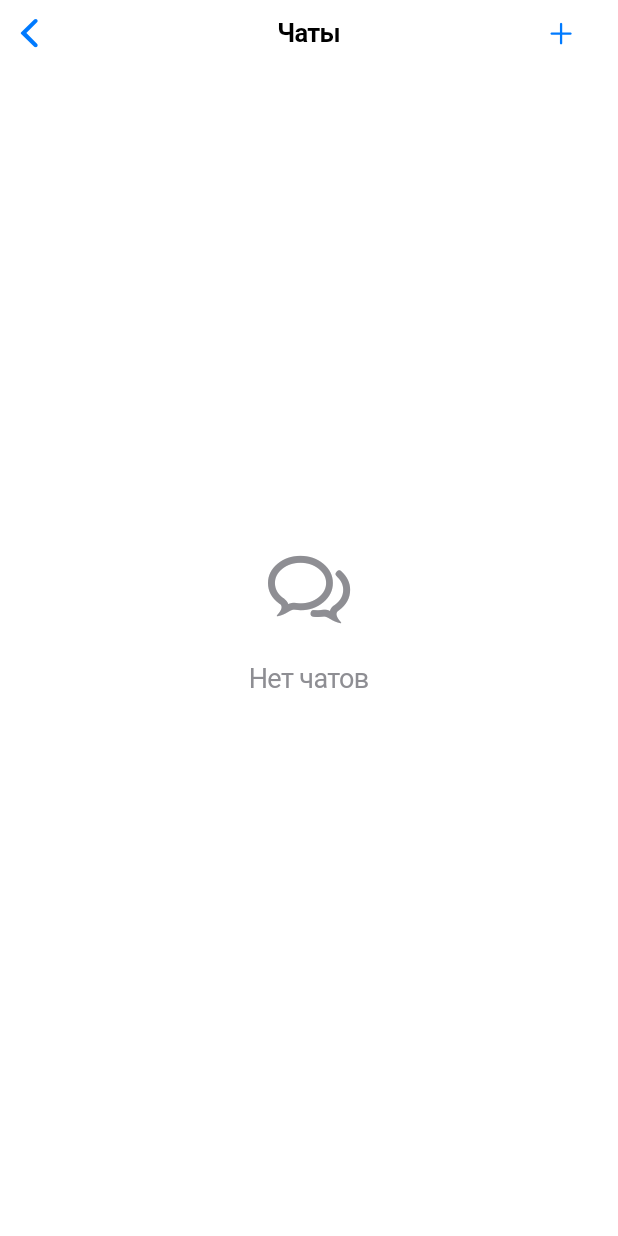
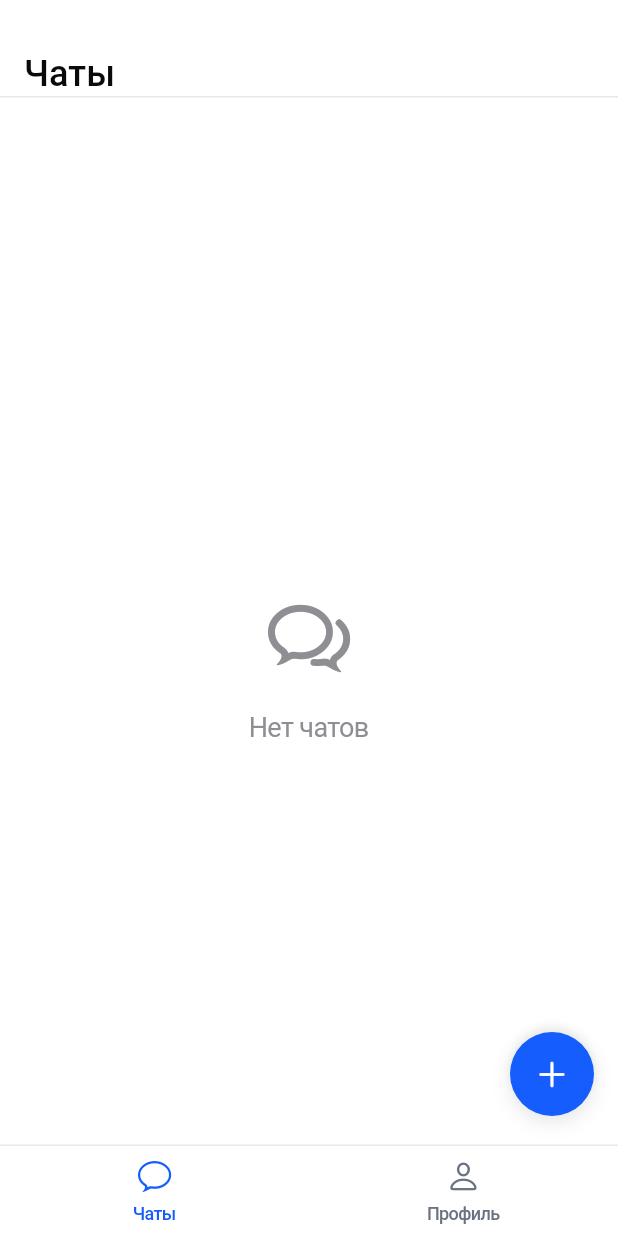
Before and after one commit to RuslanTsitser/repeat_tutor, a Flutter app: the ChatListScreen screen opened by its route, on a phone screen of 412 x 824 dp. Run offline on Flutter 3.47's test engine with Material 3 defaults, Android fonts, the phone set to English and light mode, and no system bars; our stand-ins replace auto_route, dio, drift, flutter_riverpod, package_info_plus, permission_handler and 3 more; missing offline and left inert: ab_test_service, apphud, flutter_webrtc, markdown_widget, record, sqlite3; accounts and stored records are empty; generated files the repository leaves out were written again.

Commit message:
feat(chat): redesign chat list screen with improved UI and navigation
- Refactored the layout of the chat list screen to include a bottom navigation bar and a floating action button for creating new chats.
- Enhanced the chat item display to show the chat title with language and difficulty level, improving clarity and user experience.
- Updated the empty state display for chats to provide a more engaging user interface.
- Introduced a new bottom navigation component for better navigation between chat and profile sections.

```diff
--- a/lib/features/chats/presentation/chat_list_screen.dart
+++ b/lib/features/chats/presentation/chat_list_screen.dart
@@ -2,8 +2,8 @@ import 'package:auto_route/auto_route.dart';
 import 'package:flutter/cupertino.dart';
 import 'package:flutter/material.dart';
 import 'package:flutter_riverpod/flutter_riverpod.dart';
-import 'package:intl/intl.dart';
 
+import '../../../core/domain/enums/difficulty_level.dart';
 import '../../../core/domain/models/chat.dart';
 import '../../../infrastructure/state_managers.dart';
 import '../../../infrastructure/use_case.dart';
@@ -16,15 +16,52 @@ class ChatListScreen extends ConsumerWidget {
   @override
   Widget build(BuildContext context, WidgetRef ref) {
     return CupertinoPageScaffold(
-      navigationBar: CupertinoNavigationBar(
-        middle: const Text('Чаты'),
-        trailing: CupertinoButton(
+      child: SafeArea(
+        child: Stack(
+          children: [
+            const _Body(),
+            Positioned(
+              right: 16,
+              bottom: 80,
+              child: CupertinoButton(
                 padding: EdgeInsets.zero,
                 onPressed: () => ref.read(createChatUseCaseProvider).execute(),
-          child: const Icon(CupertinoIcons.add),
+                child: Container(
+                  width: 56,
+                  height: 56,
+                  decoration: BoxDecoration(
+                    color: const Color(0xFF155DFC),
+                    borderRadius: BorderRadius.circular(28),
+                    boxShadow: [
+                      BoxShadow(
+                        color: Colors.black.withValues(alpha: 0.1),
+                        blurRadius: 10,
+                        offset: const Offset(0, 4),
+                      ),
+                      BoxShadow(
+                        color: Colors.black.withValues(alpha: 0.06),
+                        blurRadius: 4,
+                        offset: const Offset(0, -4),
+                      ),
+                    ],
+                  ),
+                  child: const Icon(
+                    CupertinoIcons.add,
+                    color: CupertinoColors.white,
+                    size: 24,
                   ),
                 ),
-      child: const _Body(),
+              ),
+            ),
+            const Positioned(
+              left: 0,
+              right: 0,
+              bottom: 0,
+              child: _BottomNavigation(),
+            ),
+          ],
+        ),
+      ),
     );
   }
 }
@@ -74,8 +111,37 @@ class _Body extends ConsumerWidget {
       );
     }
 
-    if (chats.isEmpty) {
-      return const Center(
+    return Column(
+      children: [
+        Container(
+          height: 65,
+          padding: const EdgeInsets.only(left: 16, right: 16, top: 16),
+          decoration: const BoxDecoration(
+            color: CupertinoColors.white,
+            border: Border(
+              bottom: BorderSide(
+                color: Color(0xFFE5E7EB),
+                width: 1,
+              ),
+            ),
+          ),
+          child: const Align(
+            alignment: Alignment.bottomLeft,
+            child: Text(
+              'Чаты',
+              style: TextStyle(
+                fontSize: 24,
+                fontWeight: FontWeight.w500,
+                color: Color(0xFF0A0A0A),
+                letterSpacing: 0.0703,
+                height: 32 / 24,
+              ),
+            ),
+          ),
+        ),
+        Expanded(
+          child: chats.isEmpty
+              ? const Center(
                   child: Column(
                     mainAxisAlignment: MainAxisAlignment.center,
                     children: [
@@ -94,20 +160,28 @@ class _Body extends ConsumerWidget {
                       ),
                     ],
                   ),
-      );
-    }
-
-    return ListView.builder(
+                )
+              : ListView.separated(
+                  padding: const EdgeInsets.only(bottom: 141),
                   itemCount: chats.length,
+                  separatorBuilder: (context, index) => const Divider(
+                    height: 1,
+                    color: Color(0xFFE5E7EB),
+                  ),
                   itemBuilder: (context, index) {
                     final chat = chats[index];
                     return _ChatListItem(
                       chat: chat,
-          onTap: () => ref.read(openChatUseCaseProvider).execute(chat),
-          onDeletePressed: () =>
-              ref.read(deleteChatUseCaseProvider).execute(chat.chatId),
+                      onTap: () =>
+                          ref.read(openChatUseCaseProvider).execute(chat),
+                      onDeletePressed: () => ref
+                          .read(deleteChatUseCaseProvider)
+                          .execute(chat.chatId),
                     );
                   },
+                ),
+        ),
+      ],
     );
   }
 }
@@ -122,6 +196,23 @@ class _ChatListItem extends StatelessWidget {
   final VoidCallback onTap;
   final VoidCallback onDeletePressed;
 
+  String _getLevelLabel(DifficultyLevel level) {
+    switch (level) {
+      case DifficultyLevel.beginner:
+        return 'A1';
+      case DifficultyLevel.intermediate:
+        return 'A2';
+      case DifficultyLevel.advanced:
+        return 'A3';
+    }
+  }
+
+  String _getChatTitle() {
+    final language = chat.chatLanguage.localizedName;
+    final level = _getLevelLabel(chat.level);
+    return '$language $level – ${chat.topic}';
+  }
+
   @override
   Widget build(BuildContext context) {
     return CupertinoContextMenu.builder(
@@ -135,54 +226,130 @@ class _ChatListItem extends StatelessWidget {
           child: const Text('Delete'),
         ),
       ],
-      builder: (context, animation) => DecoratedBox(
-        decoration: BoxDecoration(
-          color: CupertinoColors.systemBackground,
-          borderRadius: BorderRadius.circular(10),
+      builder: (context, animation) => CupertinoButton(
+        padding: EdgeInsets.zero,
+        onPressed: onTap,
+        child: Container(
+          height: 81,
+          padding: const EdgeInsets.only(left: 16, top: 16),
+          decoration: const BoxDecoration(
+            borderRadius: BorderRadius.all(Radius.circular(16)),
+            color: CupertinoColors.white,
           ),
-        child: Padding(
-          padding: const EdgeInsets.symmetric(vertical: 4),
-          child: SizedBox(
-            height: 45,
-            child: CupertinoListTile(
-              leading: CircleAvatar(
-                radius: 20,
-                backgroundColor: CupertinoColors.systemGrey4,
-                child: Text(
-                  chat.topic.isEmpty ? '?' : chat.topic[0].toUpperCase(),
+          child: Column(
+            crossAxisAlignment: CrossAxisAlignment.start,
+            children: [
+              Text(
+                _getChatTitle(),
                 style: const TextStyle(
-                    color: CupertinoColors.systemGrey,
-                    fontWeight: FontWeight.w600,
+                  fontSize: 16,
+                  fontWeight: FontWeight.w500,
+                  color: Color(0xFF101828),
+                  letterSpacing: -0.3125,
+                  height: 24 / 16,
                 ),
               ),
-              ),
-              title: Text(
-                chat.topic,
+              const SizedBox(height: 4),
+              Expanded(
+                child: Align(
+                  alignment: Alignment.topLeft,
+                  child: Text(
+                    chat.lastMessage?.text ?? '',
                     style: const TextStyle(
-                  fontWeight: FontWeight.w600,
-                ),
-              ),
-              subtitle: Text(
-                chat.chatLanguage.localizedName,
-                style: const TextStyle(
-                  color: CupertinoColors.systemGrey,
                       fontSize: 14,
+                      fontWeight: FontWeight.w500,
+                      color: Color(0xFF4A5565),
+                      letterSpacing: -0.1504,
+                      height: 20 / 14,
                     ),
                     maxLines: 1,
                     overflow: TextOverflow.ellipsis,
                   ),
-              trailing: Text(
-                '${DateFormat('dd.MM.yyyy').format(chat.createdAt)}\n${DateFormat('HH:mm').format(chat.createdAt)}',
-                style: const TextStyle(
-                  color: CupertinoColors.systemGrey,
-                  fontSize: 12,
                 ),
               ),
-              onTap: onTap,
-            ),
+            ],
           ),
         ),
       ),
     );
   }
 }
+
+class _BottomNavigation extends StatelessWidget {
+  const _BottomNavigation();
+
+  @override
+  Widget build(BuildContext context) {
+    return Container(
+      height: 61,
+      decoration: const BoxDecoration(
+        color: CupertinoColors.white,
+        border: Border(
+          top: BorderSide(
+            color: Color(0xFFE5E7EB),
+            width: 1,
+          ),
+        ),
+      ),
+      child: const Row(
+        children: [
+          Expanded(
+            child: _BottomNavItem(
+              icon: CupertinoIcons.chat_bubble,
+              label: 'Чаты',
+              isActive: true,
+            ),
+          ),
+          Expanded(
+            child: _BottomNavItem(
+              icon: CupertinoIcons.person,
+              label: 'Профиль',
+              isActive: false,
+            ),
+          ),
+        ],
+      ),
+    );
+  }
+}
+
+class _BottomNavItem extends StatelessWidget {
+  const _BottomNavItem({
+    required this.icon,
+    required this.label,
+    required this.isActive,
+  });
+  final IconData icon;
+  final String label;
+  final bool isActive;
+
+  @override
+  Widget build(BuildContext context) {
+    return Container(
+      height: 60,
+      color: CupertinoColors.transparent,
+      child: Column(
+        mainAxisAlignment: MainAxisAlignment.center,
+        children: [
+          Icon(
+            icon,
+            size: 24,
+            color: isActive ? const Color(0xFF155DFC) : const Color(0xFF6A7282),
+          ),
+          const SizedBox(height: 4),
+          Text(
+            label,
+            style: TextStyle(
+              fontSize: 12,
+              fontWeight: FontWeight.w500,
+              color: isActive
+                  ? const Color(0xFF155DFC)
+                  : const Color(0xFF6A7282),
+              height: 16 / 12,
+            ),
+          ),
+        ],
+      ),
+    );
+  }
+}
```
Lines whose indentation alone changed are shown as unchanged.
